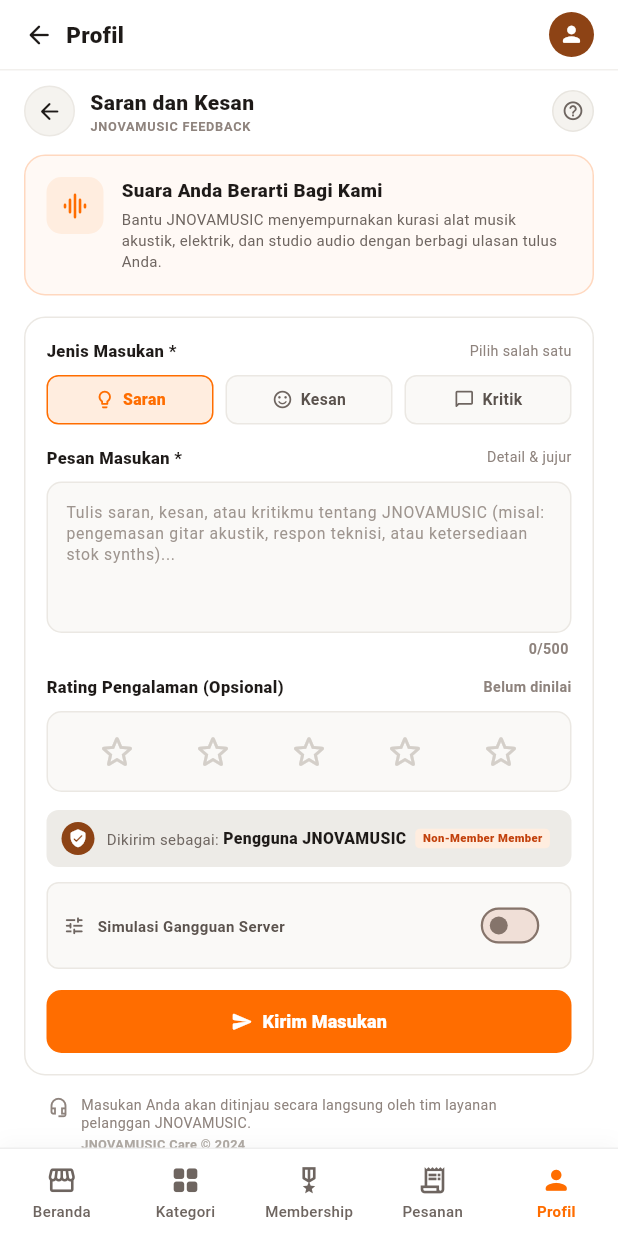
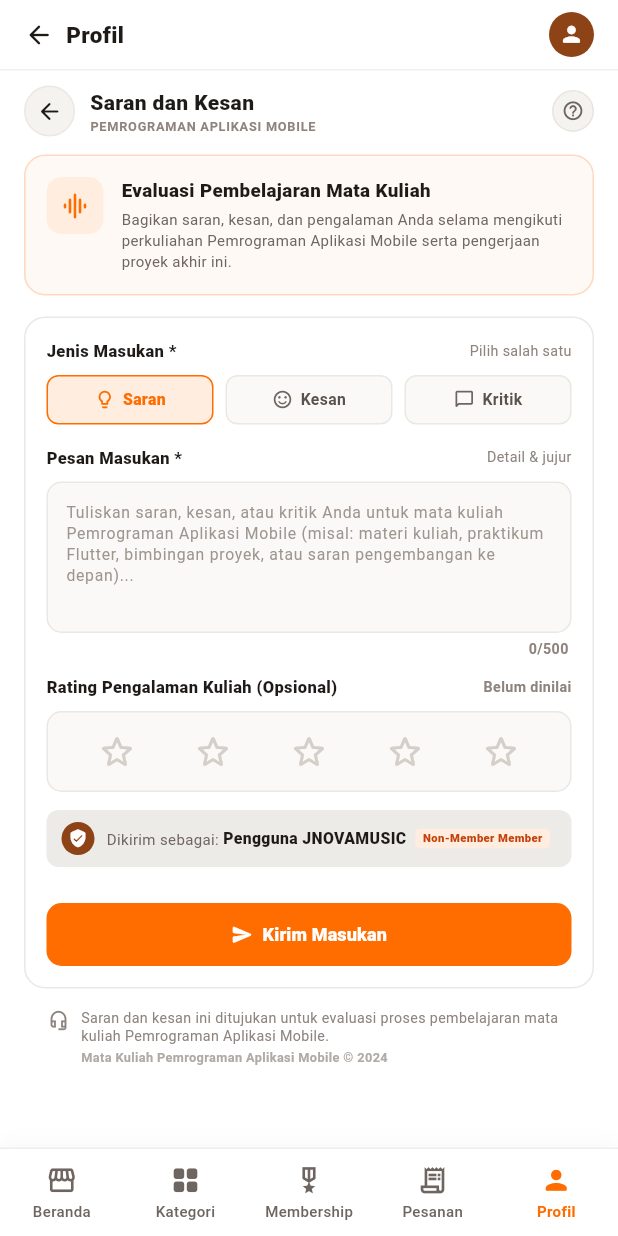
Before and after one commit to josephinearinda/JNOVA-MUSIC, a Flutter app: the SuggestionReviewPage screen opened by its route, on a phone screen of 412 x 824 dp. Run offline on Flutter 3.47's test engine with Material 3 defaults, Android fonts, the phone set to English and light mode, and no system bars; our stand-ins replace audioplayers, connectivity_plus, flutter_dotenv, flutter_local_notifications, flutter_secure_storage, geolocator and 7 more; missing offline and left inert: local_auth_android, local_auth_darwin, workmanager; accounts and stored records are empty; statements that could not run were skipped.

Commit message:
benerin kesan pesan

```diff
--- a/lib/screens/profile_screen.dart
+++ b/lib/screens/profile_screen.dart
@@ -693,7 +693,7 @@
           _buildActivityItem(
             icon: Icons.rate_review_outlined,
             title: 'Saran dan Kesan',
-            subtitle: 'Kirim Feedback ke Tim JNOVAMUSIC',
+            subtitle: 'Evaluasi Kuliah Pemrograman Mobile',
             onTap: () => Navigator.pushNamed(context, '/suggestion-review'),
           ),
           _buildActivityItem(
--- a/lib/screens/suggestion_review_page.dart
+++ b/lib/screens/suggestion_review_page.dart
@@ -21,7 +21,6 @@
   // 0: Saran, 1: Kesan, 2: Kritik
   int _selectedTypeIndex = 0;
   int _rating = 0; // 0: Belum dinilai, 1..5
-  bool _simulateServerError = false;
   bool _isSubmitting = false;
 
   @override
@@ -91,45 +90,6 @@
 
     if (!mounted) return;
 
-    if (_simulateServerError) {
-      setState(() => _isSubmitting = false);
-      showDialog(
-        context: context,
-        builder: (ctx) => AlertDialog(
-          backgroundColor: Colors.white,
-          shape: RoundedRectangleBorder(borderRadius: BorderRadius.circular(16)),
-          title: const Row(
-            children: [
-              Icon(Icons.error_outline_rounded, color: Color(0xFFDC2626), size: 24),
-              SizedBox(width: 8),
-              Text(
-                'Gangguan Server',
-                style: TextStyle(
-                  fontSize: 15,
-                  fontWeight: FontWeight.w800,
-                  color: AppColors.textPrimaryDark,
-                ),
-              ),
-            ],
-          ),
-          content: const Text(
-            'Pengiriman masukan gagal karena simulasi gangguan server aktif. Matikan sakelar simulasi untuk mengirim secara normal.',
-            style: TextStyle(fontSize: 12, color: Color(0xFF5A524D)),
-          ),
-          actions: [
-            TextButton(
-              onPressed: () => Navigator.pop(ctx),
-              child: const Text(
-                'Tutup',
-                style: TextStyle(color: AppColors.primaryOrange, fontWeight: FontWeight.w700),
-              ),
-            ),
-          ],
-        ),
-      );
-      return;
-    }
-
     setState(() {
       _isSubmitting = false;
       _feedbackController.clear();
@@ -156,7 +116,7 @@
           ],
         ),
         content: const Text(
-          'Terima kasih atas masukan tulus Anda. Tim kurator & layanan pelanggan JNOVAMUSIC akan meninjau saran Anda untuk penyempurnaan layanan.',
+          'Terima kasih atas masukan tulus Anda. Saran dan kesan Anda untuk mata kuliah Pemrograman Aplikasi Mobile telah berhasil direkam.',
           style: TextStyle(fontSize: 12, color: Color(0xFF5A524D)),
         ),
         actions: [
@@ -342,7 +302,7 @@
                   ),
                 ),
                 Text(
-                  'JNOVAMUSIC FEEDBACK',
+                  'PEMROGRAMAN APLIKASI MOBILE',
                   style: TextStyle(
                     fontSize: 8.5,
                     fontWeight: FontWeight.w700,
@@ -358,7 +318,7 @@
               ScaffoldMessenger.of(context).showSnackBar(
                 const SnackBar(
                   content: Text(
-                    'Kritik dan saran Anda sangat membantu kami dalam menyempurnakan kurasi dan layanan musisi.',
+                    'Kritik, saran, dan kesan Anda untuk proses pembelajaran mata kuliah Pemrograman Aplikasi Mobile.',
                   ),
                   duration: Duration(seconds: 2),
                 ),
@@ -415,7 +375,7 @@
               crossAxisAlignment: CrossAxisAlignment.start,
               children: [
                 Text(
-                  'Suara Anda Berarti Bagi Kami',
+                  'Evaluasi Pembelajaran Mata Kuliah',
                   style: TextStyle(
                     fontSize: 12.5,
                     fontWeight: FontWeight.w800,
@@ -424,7 +384,7 @@
                 ),
                 SizedBox(height: 4),
                 Text(
-                  'Bantu JNOVAMUSIC menyempurnakan kurasi alat musik akustik, elektrik, dan studio audio dengan berbagi ulasan tulus Anda.',
+                  'Bagikan saran, kesan, dan pengalaman Anda selama mengikuti perkuliahan Pemrograman Aplikasi Mobile serta pengerjaan proyek akhir ini.',
                   style: TextStyle(
                     fontSize: 10,
                     color: Color(0xFF6E6560),
@@ -545,7 +505,7 @@
               decoration: const InputDecoration(
                 contentPadding: EdgeInsets.all(12),
                 hintText:
-                    'Tulis saran, kesan, atau kritikmu tentang JNOVAMUSIC (misal: pengemasan gitar akustik, respon teknisi, atau ketersediaan stok synths)...',
+                    'Tuliskan saran, kesan, atau kritik Anda untuk mata kuliah Pemrograman Aplikasi Mobile (misal: materi kuliah, praktikum Flutter, bimbingan proyek, atau saran pengembangan ke depan)...',
                 hintStyle: TextStyle(
                   fontSize: 10.5,
                   color: Color(0xFF9E958F),
@@ -577,7 +537,7 @@
             mainAxisAlignment: MainAxisAlignment.spaceBetween,
             children: [
               const Text(
-                'Rating Pengalaman (Opsional)',
+                'Rating Pengalaman Kuliah (Opsional)',
                 style: TextStyle(
                   fontSize: 11,
                   fontWeight: FontWeight.w800,
@@ -706,46 +666,6 @@
           ),
           const SizedBox(height: 10),
 
-          // Simulasi Gangguan Server Switch
-          Container(
-            padding: const EdgeInsets.symmetric(horizontal: 10, vertical: 4),
-            decoration: BoxDecoration(
-              color: const Color(0xFFFAF9F7),
-              borderRadius: BorderRadius.circular(8),
-              border: Border.all(color: const Color(0xFFEBE8E3)),
-            ),
-            child: Row(
-              children: [
-                const Icon(
-                  Icons.tune_rounded,
-                  size: 15,
-                  color: Color(0xFF6E6560),
-                ),
-                const SizedBox(width: 8),
-                const Expanded(
-                  child: Text(
-                    'Simulasi Gangguan Server',
-                    style: TextStyle(
-                      fontSize: 10,
-                      fontWeight: FontWeight.w700,
-                      color: Color(0xFF5A524D),
-                    ),
-                  ),
-                ),
-                Transform.scale(
-                  scale: 0.75,
-                  child: Switch(
-                    value: _simulateServerError,
-                    onChanged: (val) {
-                      setState(() => _simulateServerError = val);
-                    },
-                    activeThumbColor: AppColors.primaryOrange,
-                    activeTrackColor: AppColors.primaryOrange.withValues(alpha: 0.5),
-                  ),
-                ),
-              ],
-            ),
-          ),
           const SizedBox(height: 14),
 
           // Tombol Kirim Masukan
@@ -861,7 +781,7 @@
               crossAxisAlignment: CrossAxisAlignment.start,
               children: [
                 Text(
-                  'Masukan Anda akan ditinjau secara langsung oleh tim layanan pelanggan JNOVAMUSIC.',
+                  'Saran dan kesan ini ditujukan untuk evaluasi proses pembelajaran mata kuliah Pemrograman Aplikasi Mobile.',
                   style: TextStyle(
                     fontSize: 9.5,
                     color: Color(0xFF8E837D),
@@ -870,7 +790,7 @@
                 ),
                 SizedBox(height: 2),
                 Text(
-                  'JNOVAMUSIC Care © 2024',
+                  'Mata Kuliah Pemrograman Aplikasi Mobile © 2024',
                   style: TextStyle(
                     fontSize: 8.5,
                     fontWeight: FontWeight.w700,
```
